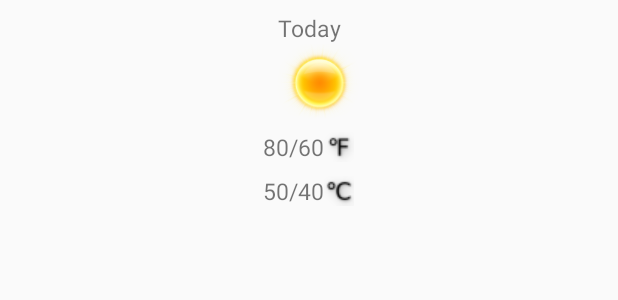
After one commit to annalinewyork/WeatherForcast-C-F, an Android app: the layout single_day_forcast.xml on its own in the app's theme, with its tools: preview values and no code run, on a phone screen of 412 x 824 dp. The commit adds this screen. Shown: the top 300 px of the screen. Run offline under Robolectric (Android 15) with nearby library versions, the phone set to English and light mode, and no system bars.

Commit message:
add single day xml

```diff
--- a/app/src/main/java/funhouse/weatherforcast/CurrentWeather.java
+++ b/app/src/main/java/funhouse/weatherforcast/CurrentWeather.java
@@ -81,7 +81,7 @@ public class CurrentWeather {
         return dayOfTheWeek;
     }
 
-    public String getFoormattedDate(){
+    public String getFormattedDate(){
         Calendar c = Calendar.getInstance();
         SimpleDateFormat df = new SimpleDateFormat("dd MMM");
         String formattedDate = df.format(c.getTime());
--- a/app/src/main/java/funhouse/weatherforcast/MainActivity.java
+++ b/app/src/main/java/funhouse/weatherforcast/MainActivity.java
@@ -165,7 +165,7 @@ public class MainActivity extends AppCompatActivity {
     private void updateDisplay() {
         mTemperatureLabelC.setText(mCurrentWeather.getTemperatureC() + "");
         mTemperatureLabelF.setText(mCurrentWeather.getTemperatureF() );
-        mTimeLabel.setText(mCurrentWeather.getFormattedDayOfWeek()+", "+" "+ mCurrentWeather.getFoormattedDate());
+        mTimeLabel.setText(mCurrentWeather.getFormattedDayOfWeek()+", "+" "+ mCurrentWeather.getFormattedDate());
         mHumidityValue.setText(mCurrentWeather.getHumidity() + "");
         mPrecipValue.setText(mCurrentWeather.getPrecipChance() + "%");
         mSummaryLabel.setText(mCurrentWeather.getSummery());
--- a/app/src/main/res/layout/content_main.xml
+++ b/app/src/main/res/layout/content_main.xml
@@ -109,7 +109,8 @@
                 <ImageView
                     android:id="@+id/iconImageView"
                     android:layout_width="match_parent"
-                    android:layout_height="wrap_content"
+                    android:layout_height="100dp"
+                    android:scaleType="fitCenter"
                     android:src="@drawable/clear_day"/>
             </LinearLayout>
         </LinearLayout>
--- /dev/null
+++ b/app/src/main/res/layout/single_day_forcast.xml
@@ -0,0 +1,67 @@
+<?xml version="1.0" encoding="utf-8"?>
+<LinearLayout xmlns:android="http://schemas.android.com/apk/res/android"
+              android:layout_width="match_parent"
+              android:layout_height="wrap_content"
+              android:orientation="vertical">
+
+    <TextView
+        android:id="@+id/dayOfWeek"
+        android:textSize="15sp"
+        android:layout_marginTop="8dp"
+        android:layout_width="match_parent"
+        android:layout_height="wrap_content"
+        android:gravity="center_horizontal"
+        android:text="Today"/>
+
+    <ImageView
+        android:id="@+id/iconImageView"
+        android:layout_width="match_parent"
+        android:scaleType="fitCenter"
+        android:layout_height="50dp"
+        android:src="@drawable/clear_day"/>
+
+    <LinearLayout
+        android:layout_marginTop="8dp"
+        android:gravity="center_horizontal"
+        android:layout_width="match_parent"
+        android:layout_height="wrap_content"
+        android:orientation="horizontal">
+
+        <TextView
+            android:id="@+id/hightAndLowF"
+            android:textSize="15sp"
+            android:layout_width="wrap_content"
+            android:layout_height="wrap_content"
+            android:text="80/60"/>
+
+        <ImageView
+            android:id="@+id/degreeImagFeVieweViewF"
+            android:layout_width="wrap_content"
+            android:layout_height="wrap_content"
+            android:layout_gravity="center_vertical"
+            android:src="@drawable/degree_fahrenheit20"/>
+    </LinearLayout>
+
+    <LinearLayout
+        android:layout_marginTop="8dp"
+        android:gravity="center_horizontal"
+        android:layout_width="match_parent"
+        android:layout_height="wrap_content"
+        android:orientation="horizontal">
+
+        <TextView
+            android:id="@+id/hightAndLowC"
+            android:textSize="15sp"
+            android:layout_width="wrap_content"
+            android:layout_height="wrap_content"
+            android:gravity="center_horizontal"
+            android:text="50/40"/>
+
+        <ImageView
+            android:id="@+id/degreeImagFeVieweViewC"
+            android:layout_width="wrap_content"
+            android:layout_height="wrap_content"
+            android:layout_gravity="center_vertical"
+            android:src="@drawable/degree_celsius20"/>
+    </LinearLayout>
+</LinearLayout>
```
